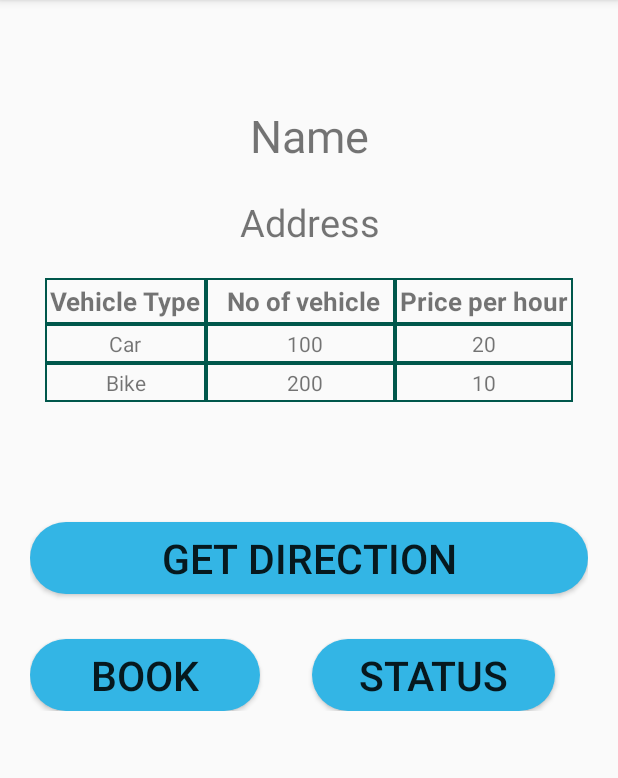
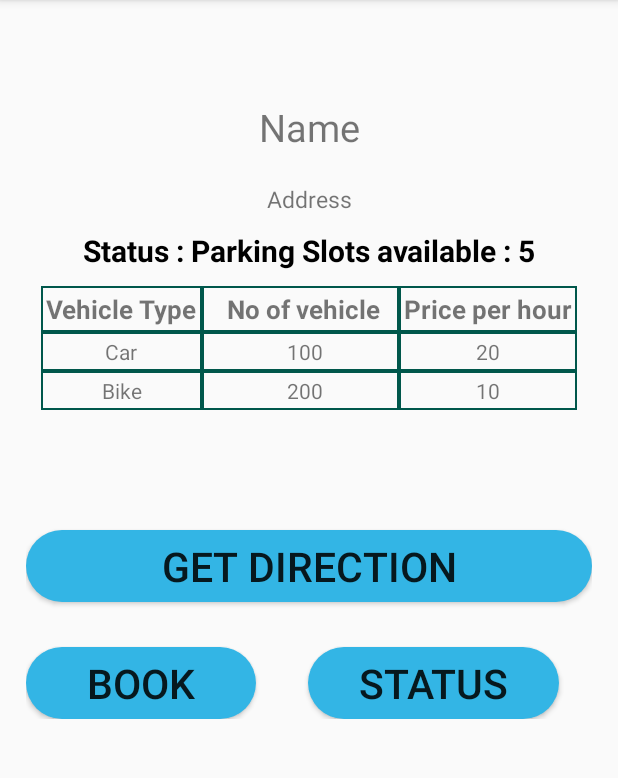
Before and after one commit to darshan761/LordsEye, an Android app: the Operator screen opened directly, with no data from a screen before it, on a phone screen of 412 x 824 dp, the part 84-862 px from its top. Run offline under Robolectric (Android 15) with nearby library versions, the phone set to English and light mode, and no system bars; our stand-ins replace Firebase (no records; nobody signed in at launch, a user with empty details on screens opened directly); libraries missing offline, so code that uses them is left out: androidmads.library.qrgenearator; 2 statements that could not run were skipped.

Commit message:
Updated UI in Parking Info, Landing Page

```diff
--- a/app/src/main/res/layout/activity_operator.xml
+++ b/app/src/main/res/layout/activity_operator.xml
@@ -12,7 +12,7 @@
     <LinearLayout
         android:layout_width="match_parent"
         android:layout_height="match_parent"
-        android:layout_margin="20dp"
+        android:layout_margin="17dp"
         android:orientation="vertical">
 
         <ImageView
@@ -26,7 +26,7 @@
             android:id="@+id/name"
             android:gravity="center"
             android:layout_margin="10dp"
-            android:textSize="30dp"
+            android:textSize="25dp"
             android:layout_width="match_parent"
             android:layout_height="wrap_content"
             android:text="Name" />
@@ -34,11 +34,21 @@
         <TextView
             android:id="@+id/address"
             android:gravity="center"
-            android:textSize="25dp"
+            android:textSize="15dp"
             android:layout_margin="10dp"
             android:layout_width="match_parent"
             android:layout_height="wrap_content"
             android:text="Address" />
+
+        <TextView
+            android:layout_width="match_parent"
+            android:layout_height="wrap_content"
+            android:gravity="center"
+            android:text="Status : Parking Slots available : 5"
+            android:textColor="#000"
+            android:textSize="20dp"
+            android:textStyle="bold" />
+
 
         <TableLayout
             android:layout_width="match_parent"
--- a/app/src/main/res/layout/cards_layout.xml
+++ b/app/src/main/res/layout/cards_layout.xml
@@ -80,7 +80,7 @@
                 android:layout_gravity="center"
                 android:layout_marginTop="10dp"
                 android:layout_marginBottom="20dp"
-                android:background="@color/design_default_color_primary_dark"
+                android:background="#0C8811"
                 android:padding="10dp"
                 android:text="Get Directions"
                 android:textColor="@android:color/white"
```
Also changed, not shown: app/src/main/res/layout/activity_main.xml (+17 -13 lines).
